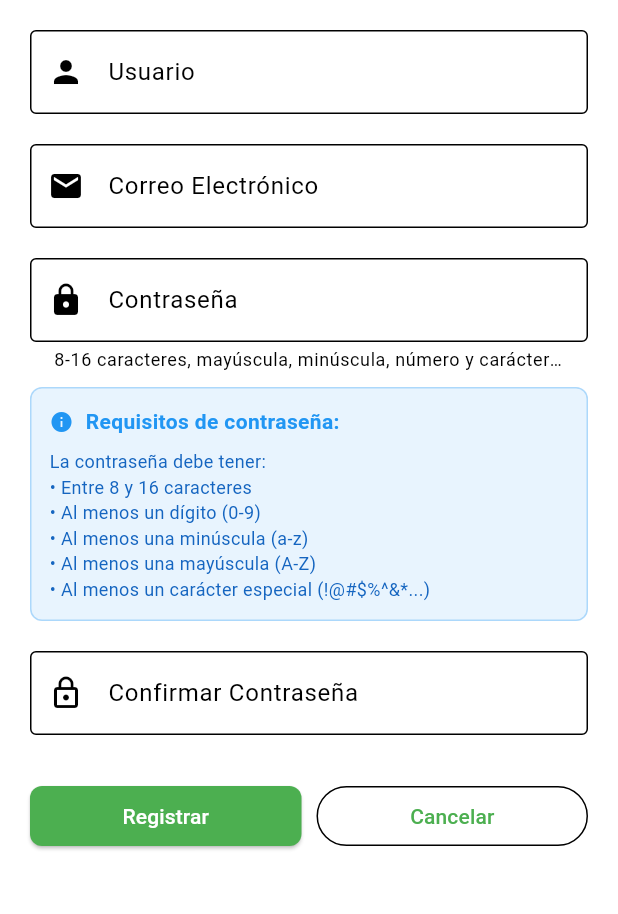
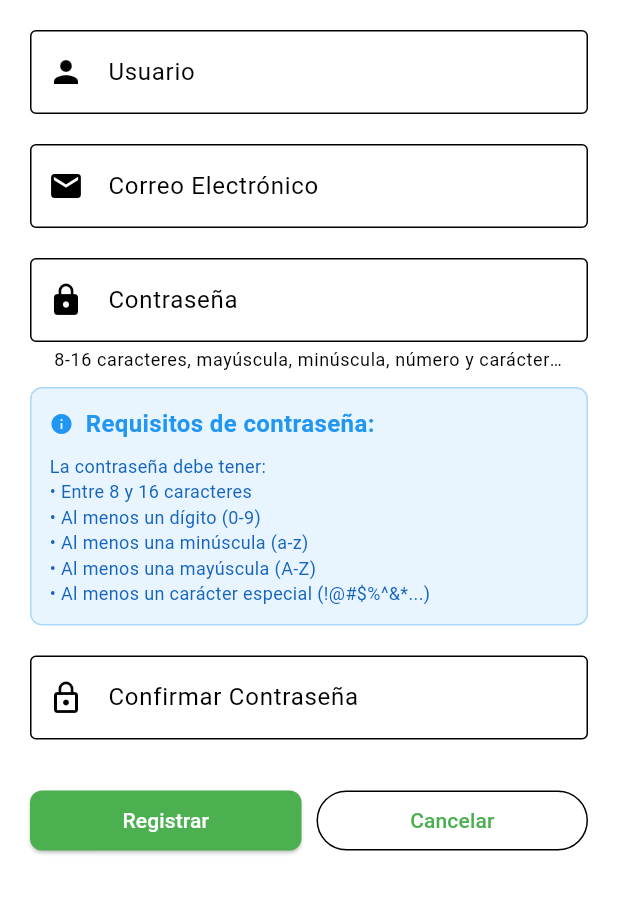
Before and after one commit to yeygok/loginFLutter, a Flutter app: the screen it shows after launch, after a tap on "Ingresar", after a tap on "¿No tienes cuenta? Regístrate aquí", on a phone screen of 412 x 824 dp, the part 264-1178 px from its top. Run offline on Flutter 3.47's test engine with Material 3 defaults, Android fonts, the phone set to English and light mode, and no system bars.

Commit message:
prueba de commit

```diff
--- a/login/lib/theme/theme_app.dart
+++ b/login/lib/theme/theme_app.dart
@@ -17,13 +17,13 @@ class AppTheme {
     ),
     textTheme: const TextTheme(
       // ignore: deprecated_member_use
-      headline6: TextStyle(
+      headlineMedium: TextStyle(
         fontSize: 20,
         fontWeight: FontWeight.bold,
         color: Colors.black,
       ),
       // ignore: deprecated_member_use
-      bodyText2: TextStyle(
+      bodyMedium: TextStyle(
         fontSize: 16,
         color: Colors.black87,
       ),
--- a/login/lib/theme/yeygokstilo.dart
+++ b/login/lib/theme/yeygokstilo.dart
@@ -61,11 +61,16 @@ class YeygokEstilo {
         ),
       ),
 
-      // Cards
-      cardTheme: CardTheme(
-        elevation: 2,
-        shape: RoundedRectangleBorder(
-          borderRadius: BorderRadius.circular(12),
+      // Texto
+      textTheme: const TextTheme(
+        headlineMedium: TextStyle(
+          fontSize: 20,
+          fontWeight: FontWeight.bold,
+          color: negro,
+        ),
+        bodyMedium: TextStyle(
+          fontSize: 16,
+          color: negro,
         ),
       ),
     );
```
Also changed, not shown: 1 other file.
